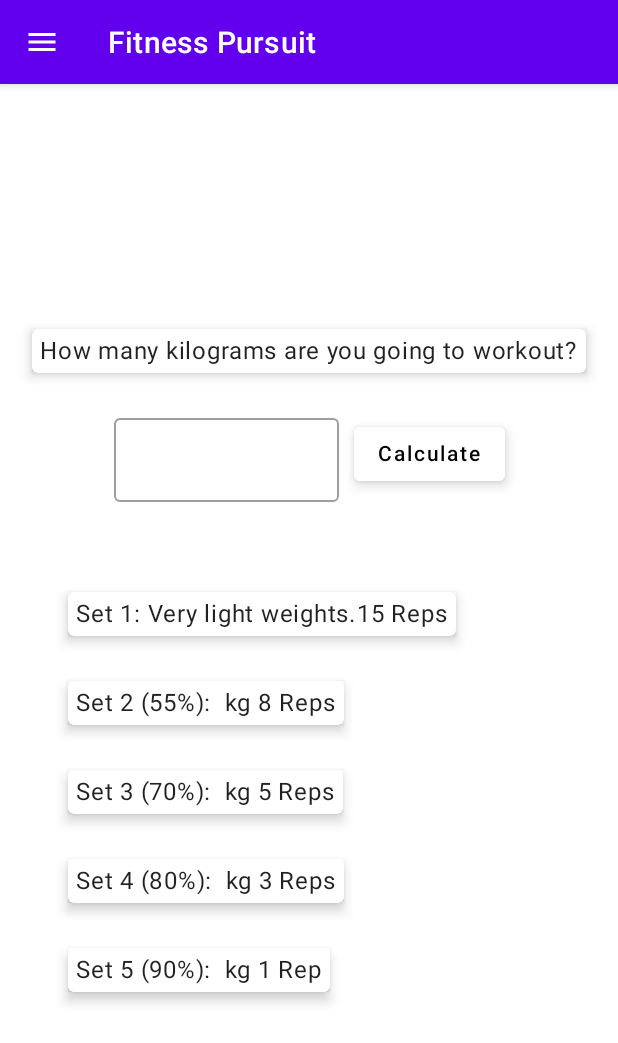
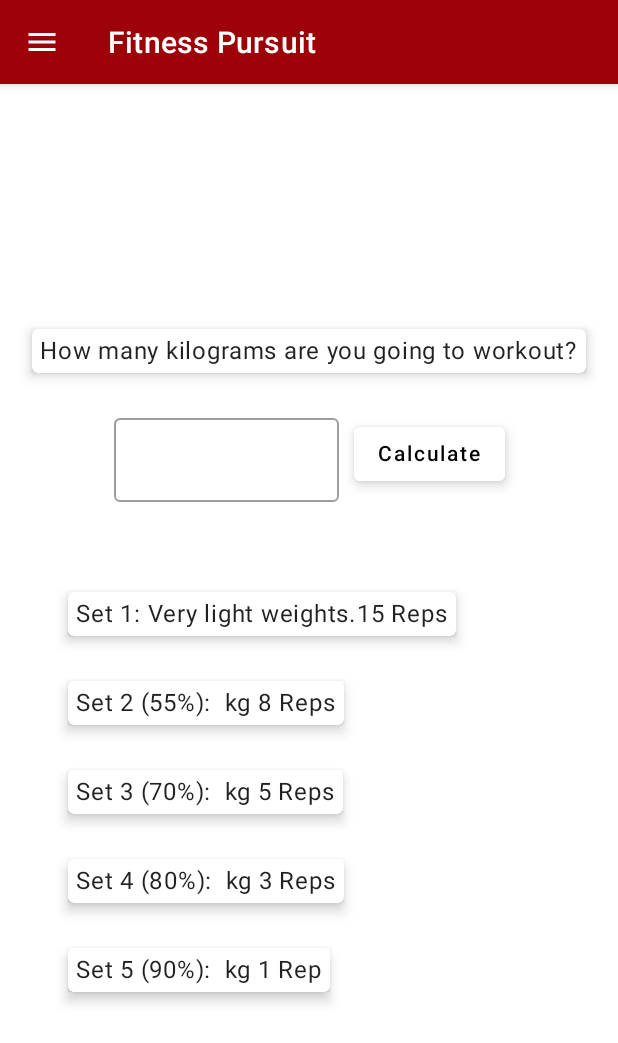
Before and after one commit to mutkuensert/Fitness-Pursuit, an Android app built with Jetpack Compose: the screen it shows after launch (MainActivity), on a phone screen of 412 x 824 dp. Shown: the top 1043 px of the screen. Run offline under Robolectric (Android 15) with nearby library versions, the phone set to English and light mode, and no system bars; our stand-ins replace Dagger/Hilt's generated code.

Commit message:
Feature/Body sizes: - Update navigation drawer. - Hide status bar. - Update ShadowedButton.

```diff
--- a/app/src/main/java/com/mutkuensert/fitnesspursuit/components/ShadowedButton.kt
+++ b/app/src/main/java/com/mutkuensert/fitnesspursuit/components/ShadowedButton.kt
@@ -7,12 +7,18 @@ import androidx.compose.material.MaterialTheme
 import androidx.compose.material.Surface
 import androidx.compose.material.Text
 import androidx.compose.runtime.Composable
+import androidx.compose.ui.Modifier
 import androidx.compose.ui.tooling.preview.Preview
 import androidx.compose.ui.unit.dp
 
 @Composable
-fun ShadowedButton(onClick: () -> Unit, content: @Composable () -> Unit) {
+fun ShadowedButton(
+    modifier: Modifier = Modifier,
+    onClick: () -> Unit,
+    content: @Composable () -> Unit
+) {
     Button(
+        modifier = modifier,
         onClick = onClick,
         elevation = ButtonDefaults.elevation(defaultElevation = 5.dp),
         colors = ButtonDefaults.buttonColors(backgroundColor = MaterialTheme.colors.surface)
--- a/app/src/main/java/com/mutkuensert/fitnesspursuit/features/home/FitnessPursuitDrawer.kt
+++ b/app/src/main/java/com/mutkuensert/fitnesspursuit/features/home/FitnessPursuitDrawer.kt
@@ -1,9 +1,9 @@
 package com.mutkuensert.fitnesspursuit.features.home
 
+import androidx.compose.foundation.layout.Arrangement
 import androidx.compose.foundation.layout.Column
-import androidx.compose.foundation.layout.Spacer
 import androidx.compose.foundation.layout.fillMaxSize
-import androidx.compose.foundation.layout.height
+import androidx.compose.foundation.layout.fillMaxWidth
 import androidx.compose.foundation.layout.padding
 import androidx.compose.material.Icon
 import androidx.compose.material.IconButton
@@ -12,61 +12,62 @@ import androidx.compose.material.icons.Icons
 import androidx.compose.material.icons.filled.ArrowBack
 import androidx.compose.runtime.Composable
 import androidx.compose.ui.Modifier
-import androidx.compose.ui.platform.LocalContext
 import androidx.compose.ui.tooling.preview.Preview
 import androidx.compose.ui.unit.dp
 import androidx.navigation.NavHostController
 import androidx.navigation.compose.rememberNavController
-import com.mutkuensert.fitnesspursuit.R
 import com.mutkuensert.fitnesspursuit.components.ShadowedButton
 import com.mutkuensert.fitnesspursuit.components.ShadowedCard
+import com.mutkuensert.fitnesspursuit.core.getStringRes
 import com.mutkuensert.fitnesspursuit.navigation.BODY_SIZES
 import com.mutkuensert.fitnesspursuit.navigation.ONE_RM
 import com.mutkuensert.fitnesspursuit.navigation.WARMUP_SETS
+import com.mutkuensert.fitnesspursuit.resources.TextResKeys
+
+private const val VERTICAL_SPACE = 15
 
 @Composable
 fun FitnessPursuitDrawer(onCloseDrawer: () -> Unit, navController: NavHostController) {
-    val context = LocalContext.current
-    val getString: (id: Int) -> String = { context.getString(it) }
-
     Column(
         modifier = Modifier
             .fillMaxSize()
-            .padding(start = 30.dp, top = 30.dp, end = 20.dp)
+            .padding(start = 30.dp, top = 30.dp, end = 30.dp),
+        verticalArrangement = Arrangement.spacedBy(VERTICAL_SPACE.dp)
     ) {
-        Spacer(Modifier.height(25.dp))
-
         ShadowedCard {
             IconButton(onClick = onCloseDrawer) {
-                Icon(Icons.Filled.ArrowBack, context.getString(R.string.close_navigation_menu))
+                Icon(Icons.Filled.ArrowBack, getStringRes(TextResKeys.CLOSE_NAVIGATION_MENU))
             }
         }
 
-        Spacer(Modifier.height(65.dp))
-
-        ShadowedButton(onClick = {
+        ShadowedButton(
+            modifier = Modifier.fillMaxWidth(),
+            onClick = {
                 navController.navigate(WARMUP_SETS)
                 onCloseDrawer()
-        }) {
-            Text(text = getString(R.string.warmup_sets))
+            }
+        ) {
+            Text(text = getStringRes(WARMUP_SETS))
         }
 
-        Spacer(Modifier.height(25.dp))
-
-        ShadowedButton(onClick = {
+        ShadowedButton(
+            modifier = Modifier.fillMaxWidth(),
+            onClick = {
                 navController.navigate(ONE_RM)
                 onCloseDrawer()
-        }) {
-            Text(text = getString(R.string.one_rm))
+            }
+        ) {
+            Text(text = getStringRes(TextResKeys.ONE_RM))
         }
 
-        Spacer(Modifier.height(25.dp))
-
-        ShadowedButton(onClick = {
+        ShadowedButton(
+            modifier = Modifier.fillMaxWidth(),
+            onClick = {
                 navController.navigate(BODY_SIZES)
                 onCloseDrawer()
-        }) {
-            Text(text = getString(R.string.body_sizes))
+            }
+        ) {
+            Text(text = getStringRes(TextResKeys.BODY_SIZES))
         }
     }
 }
--- a/app/src/main/java/com/mutkuensert/fitnesspursuit/features/home/FitnessPursuitHome.kt
+++ b/app/src/main/java/com/mutkuensert/fitnesspursuit/features/home/FitnessPursuitHome.kt
@@ -1,6 +1,5 @@
 package com.mutkuensert.fitnesspursuit.features.home
 
-import android.content.Context
 import androidx.compose.foundation.layout.padding
 import androidx.compose.material.Icon
 import androidx.compose.material.IconButton
@@ -14,10 +13,13 @@ import androidx.compose.material.rememberScaffoldState
 import androidx.compose.runtime.Composable
 import androidx.compose.runtime.rememberCoroutineScope
 import androidx.compose.ui.Modifier
-import androidx.compose.ui.platform.LocalContext
+import androidx.compose.ui.graphics.Color
 import androidx.compose.ui.tooling.preview.Preview
 import androidx.navigation.compose.rememberNavController
+import com.mutkuensert.fitnesspursuit.core.getStringRes
 import com.mutkuensert.fitnesspursuit.navigation.MyNavHost
+import com.mutkuensert.fitnesspursuit.resources.TextResKeys
+import com.mutkuensert.fitnesspursuit.ui.theme.TextColors
 import kotlinx.coroutines.CoroutineScope
 import kotlinx.coroutines.launch
 
@@ -26,11 +28,10 @@ fun FitnessPursuitHome() {
     val scaffoldState = rememberScaffoldState()
     val navController = rememberNavController()
     val scope = rememberCoroutineScope()
-    val context = LocalContext.current
 
     Scaffold(
         scaffoldState = scaffoldState,
-        topBar = { MyTopAppBar(context = context, scope = scope, scaffoldState = scaffoldState) },
+        topBar = { MyTopAppBar(scope = scope, scaffoldState = scaffoldState) },
         drawerContent = {
             FitnessPursuitDrawer(
                 { scope.launch { scaffoldState.drawerState.close() } },
@@ -46,17 +47,19 @@ fun FitnessPursuitHome() {
 }
 
 @Composable
-fun MyTopAppBar(context: Context, scope: CoroutineScope, scaffoldState: ScaffoldState) {
+fun MyTopAppBar(scope: CoroutineScope, scaffoldState: ScaffoldState) {
     TopAppBar(
         title = { Text(text = "Fitness Pursuit") },
         navigationIcon = {
             IconButton(onClick = { scope.launch { scaffoldState.drawerState.open() } }) {
                 Icon(
                     Icons.Filled.Menu,
-                    contentDescription = context.getString(com.mutkuensert.fitnesspursuit.R.string.app_bar_menu_button_description)
+                    contentDescription = getStringRes(TextResKeys.APP_BAR_MENU_BUTTON_DESCRIPTION)
                 )
             }
-        }
+        },
+        backgroundColor = TextColors.pennRed,
+        contentColor = Color.White
     )
 }
 
--- a/app/src/main/java/com/mutkuensert/fitnesspursuit/features/home/MainActivity.kt
+++ b/app/src/main/java/com/mutkuensert/fitnesspursuit/features/home/MainActivity.kt
@@ -9,6 +9,9 @@ import androidx.compose.material.Surface
 import androidx.compose.runtime.Composable
 import androidx.compose.ui.Modifier
 import androidx.compose.ui.tooling.preview.Preview
+import androidx.core.view.WindowCompat
+import androidx.core.view.WindowInsetsCompat
+import androidx.core.view.WindowInsetsControllerCompat
 import com.mutkuensert.fitnesspursuit.ui.theme.FitnessPursuitTheme
 import dagger.hilt.android.AndroidEntryPoint
 
@@ -16,6 +19,7 @@ import dagger.hilt.android.AndroidEntryPoint
 class MainActivity : ComponentActivity() {
     override fun onCreate(savedInstanceState: Bundle?) {
         super.onCreate(savedInstanceState)
+        hideStatusBar()
         setContent {
             FitnessPursuitTheme {
                 Surface(
@@ -27,6 +31,13 @@ class MainActivity : ComponentActivity() {
             }
         }
     }
+
+    private fun hideStatusBar() {
+        val windowInsetsController = WindowCompat.getInsetsController(window, window.decorView)
+        windowInsetsController.systemBarsBehavior =
+            WindowInsetsControllerCompat.BEHAVIOR_SHOW_TRANSIENT_BARS_BY_SWIPE
+        windowInsetsController.hide(WindowInsetsCompat.Type.statusBars())
+    }
 }
 
 @Preview(showBackground = true)
```
Lines whose indentation alone changed are shown as unchanged.
